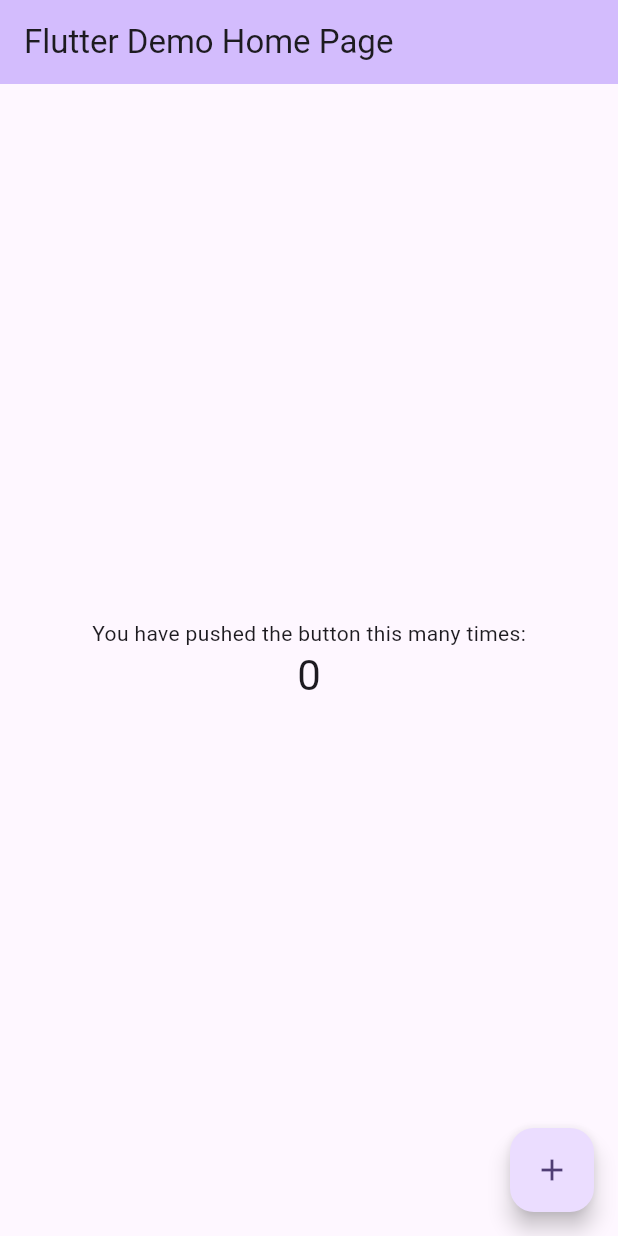
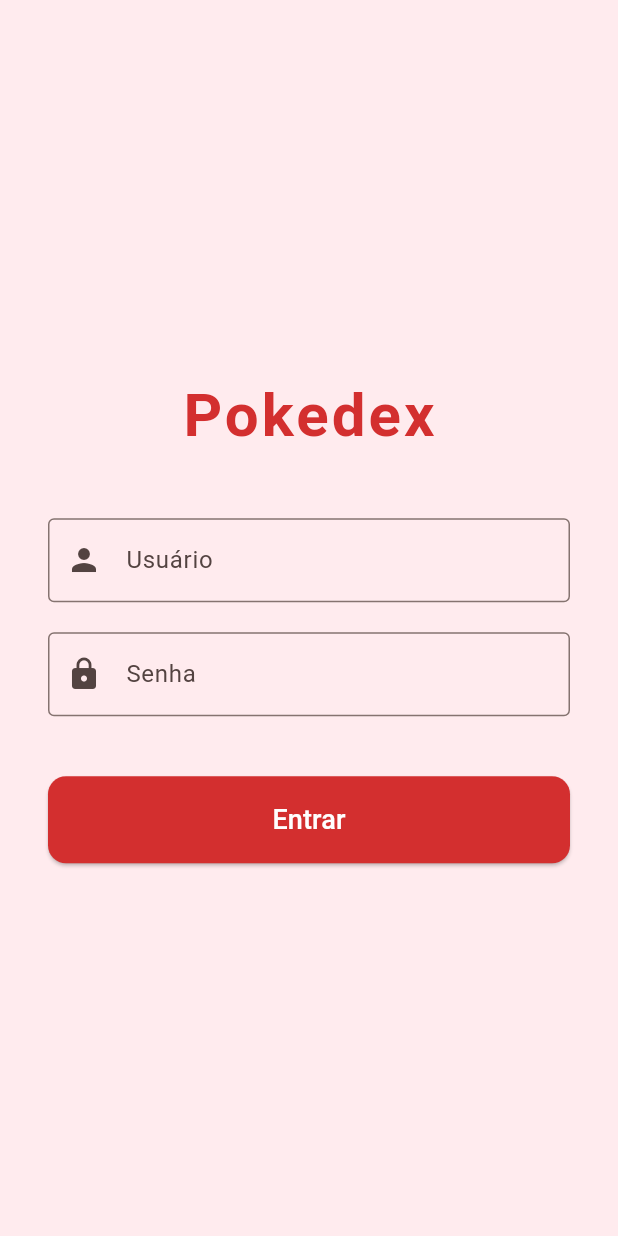
Before and after one commit to GabrielSousaM/pokedex_flutter, a Flutter app: the screen it shows after launch, on a phone screen of 412 x 824 dp. Run offline on Flutter 3.47's test engine with Material 3 defaults, Android fonts, the phone set to English and light mode, and no system bars.

Commit message:
tela de login pokedex

```diff
--- a/lib/main.dart
+++ b/lib/main.dart
@@ -1,5 +1,6 @@
 import 'package:flutter/material.dart';
 
+// ...existing code...
 void main() {
   runApp(const MyApp());
 }
@@ -7,116 +8,139 @@ void main() {
 class MyApp extends StatelessWidget {
   const MyApp({super.key});
 
-  // This widget is the root of your application.
   @override
   Widget build(BuildContext context) {
     return MaterialApp(
-      title: 'Flutter Demo',
+      title: 'Pokedex',
       theme: ThemeData(
-        // This is the theme of your application.
-        //
-        // TRY THIS: Try running your application with "flutter run". You'll see
-        // the application has a purple toolbar. Then, without quitting the app,
-        // try changing the seedColor in the colorScheme below to Colors.green
-        // and then invoke "hot reload" (save your changes or press the "hot
-        // reload" button in a Flutter-supported IDE, or press "r" if you used
-        // the command line to start the app).
-        //
-        // Notice that the counter didn't reset back to zero; the application
-        // state is not lost during the reload. To reset the state, use hot
-        // restart instead.
-        //
-        // This works for code too, not just values: Most code changes can be
-        // tested with just a hot reload.
-        colorScheme: .fromSeed(seedColor: Colors.deepPurple),
+        colorScheme: ColorScheme.fromSeed(seedColor: Colors.red),
+        useMaterial3: true,
       ),
-      home: const MyHomePage(title: 'Flutter Demo Home Page'),
+      home: const LoginPage(),
     );
   }
 }
 
-class MyHomePage extends StatefulWidget {
-  const MyHomePage({super.key, required this.title});
+    @override
+    Widget build(BuildContext context) {
+      return MaterialApp(
+        title: 'Pokedex',
+        theme: ThemeData(
+          colorScheme: ColorScheme.fromSeed(seedColor: Colors.red),
+          useMaterial3: true,
+        ),
+        home: const LoginPage(),
+      );
+    }
 
-  // This widget is the home page of your application. It is stateful, meaning
-  // that it has a State object (defined below) that contains fields that affect
-  // how it looks.
-
-  // This class is the configuration for the state. It holds the values (in this
-  // case the title) provided by the parent (in this case the App widget) and
-  // used by the build method of the State. Fields in a Widget subclass are
-  // always marked "final".
-
-  final String title;
+  class LoginPage extends StatefulWidget {
+    const LoginPage({Key? key}) : super(key: key);
 
     @override
-  State<MyHomePage> createState() => _MyHomePageState();
+    State<LoginPage> createState() => _LoginPageState();
   }
 
-class _MyHomePageState extends State<MyHomePage> {
-  int _counter = 0;
+  class _LoginPageState extends State<LoginPage> {
+    final TextEditingController _usernameController = TextEditingController();
+    final TextEditingController _passwordController = TextEditingController();
+    String? _error;
 
-  void _incrementCounter() {
+    void _login() {
       setState(() {
-      // This call to setState tells the Flutter framework that something has
-      // changed in this State, which causes it to rerun the build method below
-      // so that the display can reflect the updated values. If we changed
-      // _counter without calling setState(), then the build method would not be
-      // called again, and so nothing would appear to happen.
-      _counter++;
+        if (_usernameController.text == 'admin' && _passwordController.text == '1234') {
+          Navigator.pushReplacement(
+            context,
+            MaterialPageRoute(builder: (context) => const PokedexHome()),
+          );
+        } else {
+          _error = 'Usuário ou senha inválidos';
+        }
       });
     }
 
     @override
     Widget build(BuildContext context) {
-    // This method is rerun every time setState is called, for instance as done
-    // by the _incrementCounter method above.
-    //
-    // The Flutter framework has been optimized to make rerunning build methods
-    // fast, so that you can just rebuild anything that needs updating rather
-    // than having to individually change instances of widgets.
       return Scaffold(
-      appBar: AppBar(
-        // TRY THIS: Try changing the color here to a specific color (to
-        // Colors.amber, perhaps?) and trigger a hot reload to see the AppBar
-        // change color while the other colors stay the same.
-        backgroundColor: Theme.of(context).colorScheme.inversePrimary,
-        // Here we take the value from the MyHomePage object that was created by
-        // the App.build method, and use it to set our appbar title.
-        title: Text(widget.title),
+        backgroundColor: Colors.red[50],
+        body: Center(
+          child: SingleChildScrollView(
+            child: Padding(
+              padding: const EdgeInsets.all(32.0),
+              child: Column(
+                mainAxisAlignment: MainAxisAlignment.center,
+                children: [
+                  Text(
+                    'Pokedex',
+                    style: TextStyle(
+                      fontSize: 40,
+                      fontWeight: FontWeight.bold,
+                      color: Colors.red[700],
+                      letterSpacing: 2,
                     ),
-      body: Center(
-        // Center is a layout widget. It takes a single child and positions it
-        // in the middle of the parent.
-        child: Column(
-          // Column is also a layout widget. It takes a list of children and
-          // arranges them vertically. By default, it sizes itself to fit its
-          // children horizontally, and tries to be as tall as its parent.
-          //
-          // Column has various properties to control how it sizes itself and
-          // how it positions its children. Here we use mainAxisAlignment to
-          // center the children vertically; the main axis here is the vertical
-          // axis because Columns are vertical (the cross axis would be
-          // horizontal).
-          //
-          // TRY THIS: Invoke "debug painting" (choose the "Toggle Debug Paint"
-          // action in the IDE, or press "p" in the console), to see the
-          // wireframe for each widget.
-          mainAxisAlignment: .center,
-          children: [
-            const Text('You have pushed the button this many times:'),
+                  ),
+                  const SizedBox(height: 40),
+                  TextField(
+                    controller: _usernameController,
+                    decoration: InputDecoration(
+                      labelText: 'Usuário',
+                      border: OutlineInputBorder(),
+                      prefixIcon: Icon(Icons.person),
+                    ),
+                  ),
+                  const SizedBox(height: 20),
+                  TextField(
+                    controller: _passwordController,
+                    obscureText: true,
+                    decoration: InputDecoration(
+                      labelText: 'Senha',
+                      border: OutlineInputBorder(),
+                      prefixIcon: Icon(Icons.lock),
+                    ),
+                  ),
+                  const SizedBox(height: 20),
+                  if (_error != null)
                     Text(
-              '$_counter',
-              style: Theme.of(context).textTheme.headlineMedium,
+                      _error!,
+                      style: const TextStyle(color: Colors.red),
+                    ),
+                  const SizedBox(height: 20),
+                  SizedBox(
+                    width: double.infinity,
+                    child: ElevatedButton(
+                      style: ElevatedButton.styleFrom(
+                        backgroundColor: Colors.red[700],
+                        foregroundColor: Colors.white,
+                        padding: const EdgeInsets.symmetric(vertical: 16),
+                        shape: RoundedRectangleBorder(
+                          borderRadius: BorderRadius.circular(12),
+                        ),
+                      ),
+                      onPressed: _login,
+                      child: const Text('Entrar', style: TextStyle(fontSize: 18)),
+                    ),
                   ),
                 ],
               ),
             ),
-      floatingActionButton: FloatingActionButton(
-        onPressed: _incrementCounter,
-        tooltip: 'Increment',
-        child: const Icon(Icons.add),
+          ),
         ),
       );
     }
   }
+
+  class PokedexHome extends StatelessWidget {
+    const PokedexHome({Key? key}) : super(key: key);
+
+    @override
+    Widget build(BuildContext context) {
+      return Scaffold(
+        appBar: AppBar(
+          title: const Text('Pokedex'),
+          backgroundColor: Colors.red[700],
+          foregroundColor: Colors.white,
+          elevation: 0,
+        ),
+        body: Container(), // Página em branco
+      );
+    }
+  }
--- a/pubspec.yaml
+++ b/pubspec.yaml
@@ -34,6 +34,7 @@ dependencies:
   # The following adds the Cupertino Icons font to your application.
   # Use with the CupertinoIcons class for iOS style icons.
   cupertino_icons: ^1.0.8
+  http: ^1.6.0
 
 dev_dependencies:
   flutter_test:
```
Also changed, not shown: pubspec.lock, 1 other file. Lines whose indentation alone changed are shown as unchanged.
